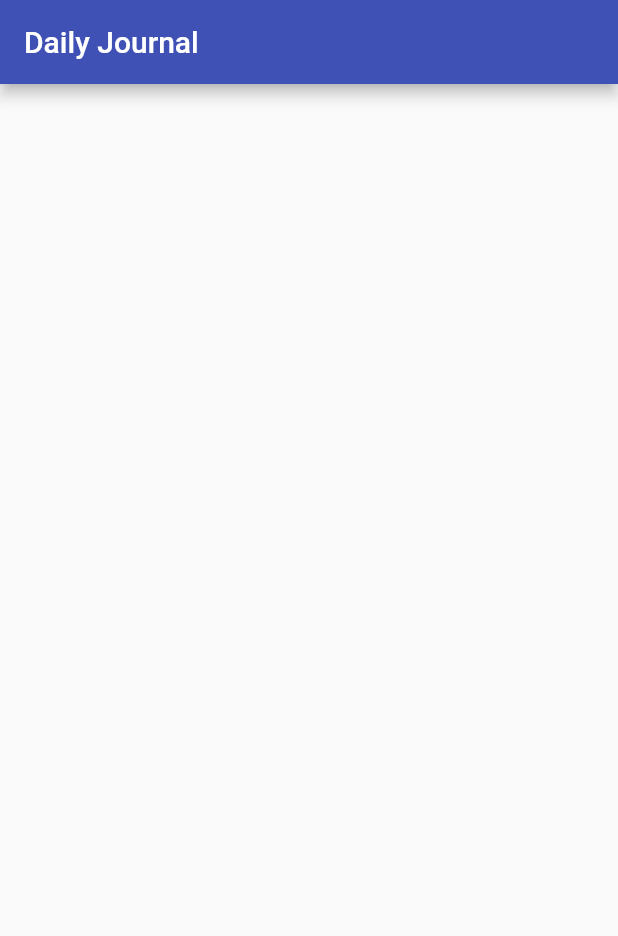
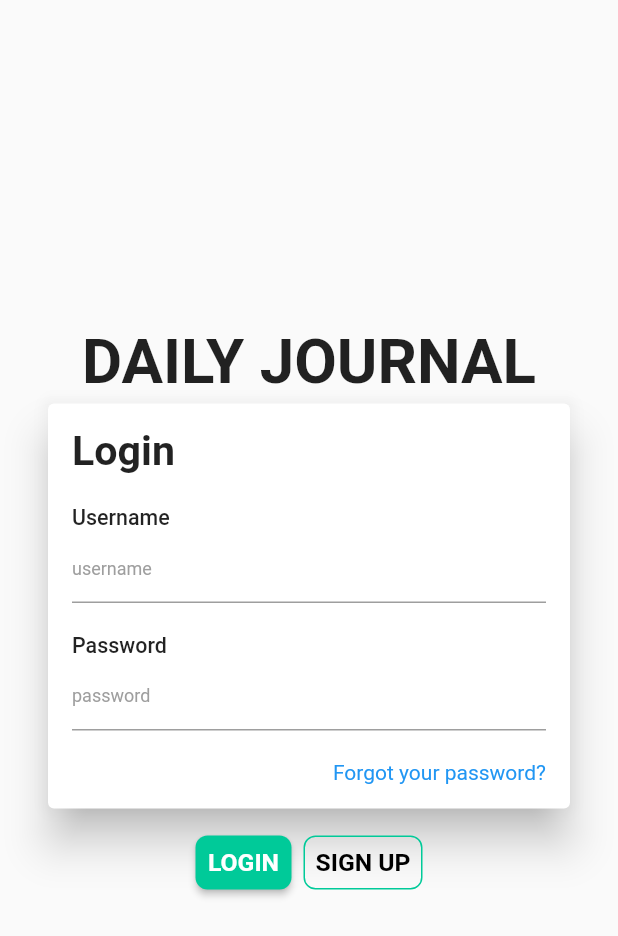
Before and after one commit to koennjb/flutter-journal, a Flutter app: the screen it shows after launch, on a phone screen of 412 x 824 dp. Shown: the top 936 px of the screen. Run offline on Flutter 3.47's test engine with Material 2 defaults, Android fonts, the phone set to English and light mode, and no system bars; our stand-ins replace flutter_screenutil.

Commit message:
Designed the login page.

```diff
--- a/lib/helpers/Constants.dart
+++ b/lib/helpers/Constants.dart
@@ -4,3 +4,10 @@ import 'package:flutter/material.dart';
  * STRINGS
  */
 const String appTitle = "Daily Journal";
+const String usernameLabel = "Username";
+const String passwordLabel = "Password";
+const String usernameHint = "username";
+const String passwordHint = "password";
+const String forgotPassword = "Forgot your password?";
+const String loginLabel = "Login";
+const String signUpLabel = "Sign Up";
--- /dev/null
+++ b/lib/helpers/colors.dart
@@ -0,0 +1,6 @@
+import 'package:flutter/material.dart';
+
+const Color grey = Colors.grey;
+const Color primary = Color.fromRGBO(0, 202, 153, 1);
+const Color primaryText = Color.fromRGBO(100, 100, 100, 1);
+const Color blue = Colors.blue;
--- /dev/null
+++ b/lib/helpers/router.dart
@@ -0,0 +1,19 @@
+import 'package:flutter/material.dart';
+import 'package:journal/views/HomeView.dart';
+import 'package:journal/views/LoginView.dart';
+import 'package:journal/views/undefined_view.dart';
+
+const String HomeRoute = "/";
+const String LoginRoute = "/login";
+
+Route<dynamic> generateRoute(RouteSettings settings) {
+  // Here we'll handle all the routing
+  switch (settings.name) {
+    case HomeRoute:
+      return MaterialPageRoute(builder: (context) => HomeView());
+    case LoginRoute:
+      return MaterialPageRoute(builder: (context) => LoginView());
+    default:
+      return MaterialPageRoute(builder: (context) => UndefinedView());
+  }
+}
--- a/lib/main.dart
+++ b/lib/main.dart
@@ -1,6 +1,7 @@
 import 'package:flutter/material.dart';
-import 'package:journal/pages/HomePage.dart';
+import 'package:journal/helpers/router.dart' as router;
 import 'helpers/Constants.dart' as Constants;
+import 'package:flutter_screenutil/flutter_screenutil.dart';
 
 void main() => runApp(JournalApp());
 
@@ -13,7 +14,8 @@ class JournalApp extends StatelessWidget {
       theme: ThemeData(
         primarySwatch: Colors.indigo,
       ),
-      home: MyHomePage(),
+      onGenerateRoute: router.generateRoute,
+      initialRoute: router.LoginRoute,
       debugShowCheckedModeBanner: false,
     );
   }
--- a/lib/pages/HomePage.dart
+++ /dev/null
@@ -1,27 +0,0 @@
-import 'package:flutter/material.dart';
-import 'package:journal/helpers/Constants.dart' as Constants;
-
-class MyHomePage extends StatefulWidget {
-
-  @override
-  _MyHomePageState createState() => _MyHomePageState();
-}
-
-class _MyHomePageState extends State<MyHomePage> {
-
-  @override
-  Widget build(BuildContext context) {
-    return Scaffold(
-      appBar: AppBar(
-        title: Text(Constants.appTitle),
-      ),
-      body: Center(
-        // Center is a layout widget. It takes a single child and positions it
-        // in the middle of the parent.
-        child: Column(
-          mainAxisAlignment: MainAxisAlignment.center,
-        ),
-      ),
-    );
-  }
-}
--- /dev/null
+++ b/lib/views/HomeView.dart
@@ -0,0 +1,12 @@
+import 'package:flutter/material.dart';
+
+class HomeView extends StatelessWidget {
+  @override
+  Widget build(BuildContext context) {
+    return Scaffold(
+      body: Center(
+        child: Text("Home"),
+      ),
+    );
+  }
+}
--- /dev/null
+++ b/lib/views/LoginView.dart
@@ -0,0 +1,127 @@
+import 'package:flutter/material.dart';
+import 'package:flutter_screenutil/flutter_screenutil.dart';
+import 'package:journal/helpers/Constants.dart';
+import 'package:journal/helpers/colors.dart';
+
+class LoginView extends StatelessWidget {
+  @override
+  Widget build(BuildContext context) {
+    ScreenUtil.instance =
+        ScreenUtil(width: 750, height: 1334, allowFontScaling: true)
+          ..init(context);
+    return Scaffold(
+      body: Padding(
+        padding: const EdgeInsets.only(left: 28, right: 28),
+        child: Center(
+          child: Column(
+            mainAxisAlignment: MainAxisAlignment.center,
+            children: <Widget>[
+              Text(
+                appTitle.toUpperCase(),
+                style: TextStyle(
+                  fontWeight: FontWeight.bold,
+                  fontSize: ScreenUtil.getInstance().setSp(75)
+                ),
+              ),
+              Container(
+                width: double.infinity,
+                child: Card(
+                  elevation: 12,
+                  child: Padding(
+                    padding: EdgeInsets.all(16),
+                    child: Column(
+                      crossAxisAlignment: CrossAxisAlignment.start,
+                      children: <Widget>[
+                        Text(
+                          "Login",
+                          style: TextStyle(
+                              fontWeight: FontWeight.bold,
+                              fontSize: ScreenUtil.getInstance().setSp(50)),
+                        ),
+                        SizedBox(height: 20),
+                        Text(
+                          usernameLabel,
+                          style: TextStyle(
+                            fontWeight: FontWeight.w500,
+                            fontSize: ScreenUtil.getInstance().setSp(26)
+                          ),
+                        ),
+                        TextField(
+                          decoration: InputDecoration(
+                            hintText: usernameHint,
+                            hintStyle: TextStyle(
+                              color: grey,
+                              fontSize: 12
+                            )
+                          ),
+                        ),
+                        SizedBox(height: 20),
+                        Text(
+                          passwordLabel,
+                          style: TextStyle(
+                            fontWeight: FontWeight.w500,
+                            fontSize: ScreenUtil.getInstance().setSp(26)
+                          ),
+                        ),
+                        TextField(
+                          obscureText: true,
+                          decoration: InputDecoration(
+                            hintText: passwordHint,
+                            hintStyle: TextStyle(
+                              color: grey,
+                              fontSize: 12
+                            )
+                          ),
+                        ),
+                        SizedBox(height: 20),
+                        Row(
+                          mainAxisAlignment: MainAxisAlignment.end,
+                          children: <Widget>[
+                            Text(
+                              forgotPassword,
+                              style: TextStyle(
+                                color: blue
+                              ),
+                            )
+                          ],
+                        ),
+                      ],
+                    ),
+                  ),
+                ),
+              ),
+              ButtonBar(
+                alignment: MainAxisAlignment.center,
+                children: <Widget>[
+                  RaisedButton(
+                    shape: RoundedRectangleBorder(borderRadius: BorderRadius.circular(8), side: BorderSide(color: Colors.transparent)),
+                    color: primary,
+                    onPressed: () => {},
+                    child: Text(
+                      loginLabel.toUpperCase(),
+                       style: TextStyle(color: Colors.white,
+                        fontWeight: FontWeight.w700,
+                        fontSize: ScreenUtil.getInstance().setSp(30))),
+                  ),
+                  OutlineButton(
+                    shape: RoundedRectangleBorder(
+                      borderRadius: BorderRadius.circular(8),
+                       side: BorderSide(color: primary)
+                      ),
+                    borderSide: BorderSide(color: primary),
+                    onPressed: () => {},
+                    child: Text(
+                      signUpLabel.toUpperCase(),
+                       style: TextStyle(color: Colors.black,
+                        fontWeight: FontWeight.w700,
+                        fontSize: ScreenUtil.getInstance().setSp(30))),
+                  )
+                ],
+              )
+            ],
+          ),
+        ),
+      ),
+    );
+  }
+}
--- /dev/null
+++ b/lib/views/undefined_view.dart
@@ -0,0 +1,15 @@
+import 'package:flutter/material.dart';
+
+class UndefinedView extends StatelessWidget {
+  final String name;
+  const UndefinedView({Key key, this.name}) : super(key: key);
+
+  @override
+  Widget build(BuildContext context) {
+    return Scaffold(
+      body: Center(
+        child: Text('Route for $name is not defined'),
+      ),
+    );
+  }
+}
--- a/pubspec.yaml
+++ b/pubspec.yaml
@@ -19,6 +19,8 @@ environment:
 dependencies:
   flutter:
     sdk: flutter
+  # add flutter_ScreenUtil
+  flutter_screenutil: ^0.5.3
 
   # The following adds the Cupertino Icons font to your application.
   # Use with the CupertinoIcons class for iOS style icons.
```
Also changed, not shown: pubspec.lock.
